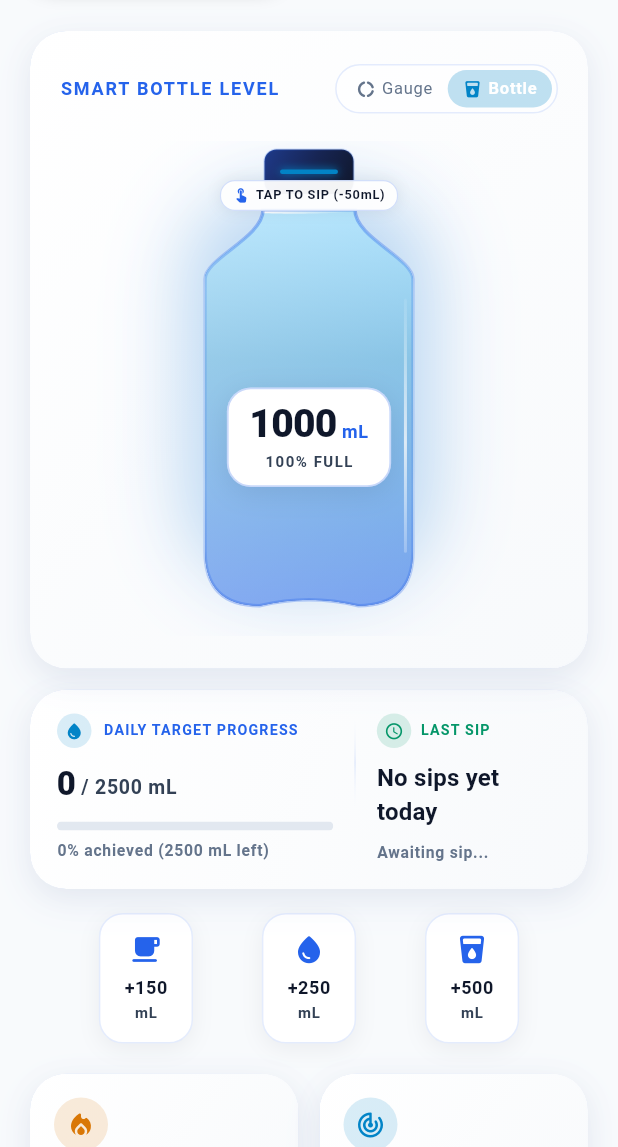
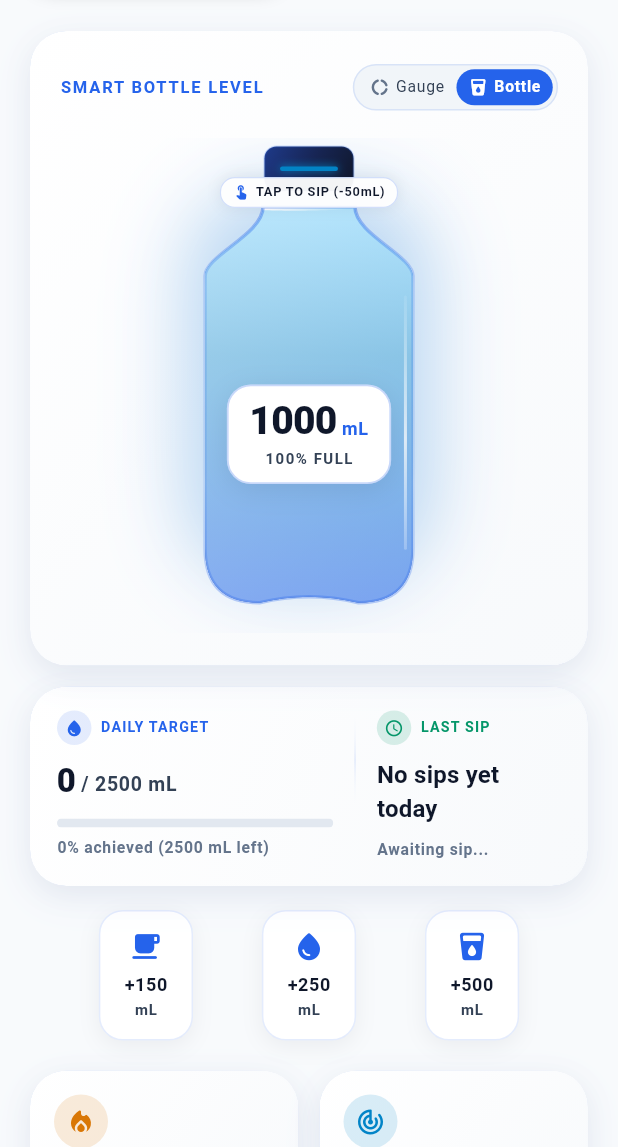
Before and after one commit to Bhavya1519/H2O, a Flutter app: the DashboardScreen screen opened by its route, on a phone screen of 412 x 824 dp, the part 89-1236 px from its top. Run offline on Flutter 3.47's test engine with Material 3 defaults, Android fonts, the phone set to English and light mode, and no system bars; our stand-ins replace flutter_blue_plus, flutter_riverpod, go_router.

Commit message:
fix(dashboard): resolve layout overflow and refine view switcher with White/Blue theme

```diff
--- a/lib/features/dashboard/presentation/dashboard_screen.dart
+++ b/lib/features/dashboard/presentation/dashboard_screen.dart
@@ -261,12 +261,17 @@ class _DashboardScreenState extends ConsumerState<DashboardScreen>
                               Row(
                                 mainAxisAlignment: MainAxisAlignment.spaceBetween,
                                 children: [
-                                  Text(
+                                  Expanded(
+                                    child: Text(
                                       _showBottleView ? 'SMART BOTTLE LEVEL' : 'CIRCULAR GAUGE',
                                       style: AppTypography.metricCaption.copyWith(
                                         color: AppColors.textCyanHighlight,
+                                        fontSize: 11,
+                                      ),
+                                      overflow: TextOverflow.ellipsis,
                                     ),
                                   ),
+                                  const SizedBox(width: 8),
                                   _buildViewSwitcher(),
                                 ],
                               ),
@@ -595,22 +600,25 @@ class _DashboardScreenState extends ConsumerState<DashboardScreen>
                     Container(
                       padding: const EdgeInsets.all(5),
                       decoration: BoxDecoration(
-                        color: AppColors.cyanAccent.withValues(alpha: 0.15),
+                        color: AppColors.primaryBlue.withValues(alpha: 0.12),
                         shape: BoxShape.circle,
                       ),
                       child: const Icon(
                         Icons.water_drop_rounded,
-                        color: AppColors.cyanAccent,
+                        color: AppColors.primaryBlue,
                         size: 13,
                       ),
                     ),
-                    const SizedBox(width: 8),
-                    Text(
-                      'DAILY TARGET PROGRESS',
+                    const SizedBox(width: 6),
+                    Expanded(
+                      child: Text(
+                        'DAILY TARGET',
                         style: AppTypography.metricCaption.copyWith(
                           fontSize: 9.5,
                           color: AppColors.textCyanHighlight,
                           letterSpacing: 0.8,
+                        ),
+                        overflow: TextOverflow.ellipsis,
                       ),
                     ),
                   ],
@@ -799,21 +807,21 @@ class _DashboardScreenState extends ConsumerState<DashboardScreen>
   Widget _buildViewSwitcher() {
     return Container(
       decoration: BoxDecoration(
-        color: AppColors.surface.withValues(alpha: 0.6),
+        color: AppColors.surfaceSubtle,
         borderRadius: BorderRadius.circular(20),
         border: Border.all(color: AppColors.glassBorder),
       ),
-      padding: const EdgeInsets.all(3),
+      padding: const EdgeInsets.all(2.5),
       child: Row(
         mainAxisSize: MainAxisSize.min,
         children: [
           GestureDetector(
             onTap: () => setState(() => _showBottleView = false),
             child: Container(
-              padding: const EdgeInsets.symmetric(horizontal: 10, vertical: 4),
+              padding: const EdgeInsets.symmetric(horizontal: 8, vertical: 4),
               decoration: BoxDecoration(
                 color: !_showBottleView
-                    ? AppColors.cyanAccent.withValues(alpha: 0.25)
+                    ? AppColors.primaryBlue
                     : Colors.transparent,
                 borderRadius: BorderRadius.circular(16),
               ),
@@ -822,14 +830,14 @@ class _DashboardScreenState extends ConsumerState<DashboardScreen>
                   Icon(
                     Icons.donut_large_rounded,
                     size: 13,
-                    color: !_showBottleView ? AppColors.cyanAccent : AppColors.textMuted,
+                    color: !_showBottleView ? Colors.white : AppColors.textMuted,
                   ),
                   const SizedBox(width: 4),
                   Text(
                     'Gauge',
                     style: AppTypography.labelSmall.copyWith(
-                      fontSize: 11,
-                      color: !_showBottleView ? Colors.white : AppColors.textMuted,
+                      fontSize: 10.5,
+                      color: !_showBottleView ? Colors.white : AppColors.textSecondary,
                       fontWeight: !_showBottleView ? FontWeight.w700 : FontWeight.normal,
                     ),
                   ),
@@ -840,10 +848,10 @@ class _DashboardScreenState extends ConsumerState<DashboardScreen>
           GestureDetector(
             onTap: () => setState(() => _showBottleView = true),
             child: Container(
-              padding: const EdgeInsets.symmetric(horizontal: 10, vertical: 4),
+              padding: const EdgeInsets.symmetric(horizontal: 8, vertical: 4),
               decoration: BoxDecoration(
                 color: _showBottleView
-                    ? AppColors.cyanAccent.withValues(alpha: 0.25)
+                    ? AppColors.primaryBlue
                     : Colors.transparent,
                 borderRadius: BorderRadius.circular(16),
               ),
@@ -852,14 +860,14 @@ class _DashboardScreenState extends ConsumerState<DashboardScreen>
                   Icon(
                     Icons.local_drink_rounded,
                     size: 13,
-                    color: _showBottleView ? AppColors.cyanAccent : AppColors.textMuted,
+                    color: _showBottleView ? Colors.white : AppColors.textMuted,
                   ),
                   const SizedBox(width: 4),
                   Text(
                     'Bottle',
                     style: AppTypography.labelSmall.copyWith(
-                      fontSize: 11,
-                      color: _showBottleView ? Colors.white : AppColors.textMuted,
+                      fontSize: 10.5,
+                      color: _showBottleView ? Colors.white : AppColors.textSecondary,
                       fontWeight: _showBottleView ? FontWeight.w700 : FontWeight.normal,
                     ),
                   ),
```
Also changed, not shown: 1 other file. Lines whose indentation alone changed are shown as unchanged.
